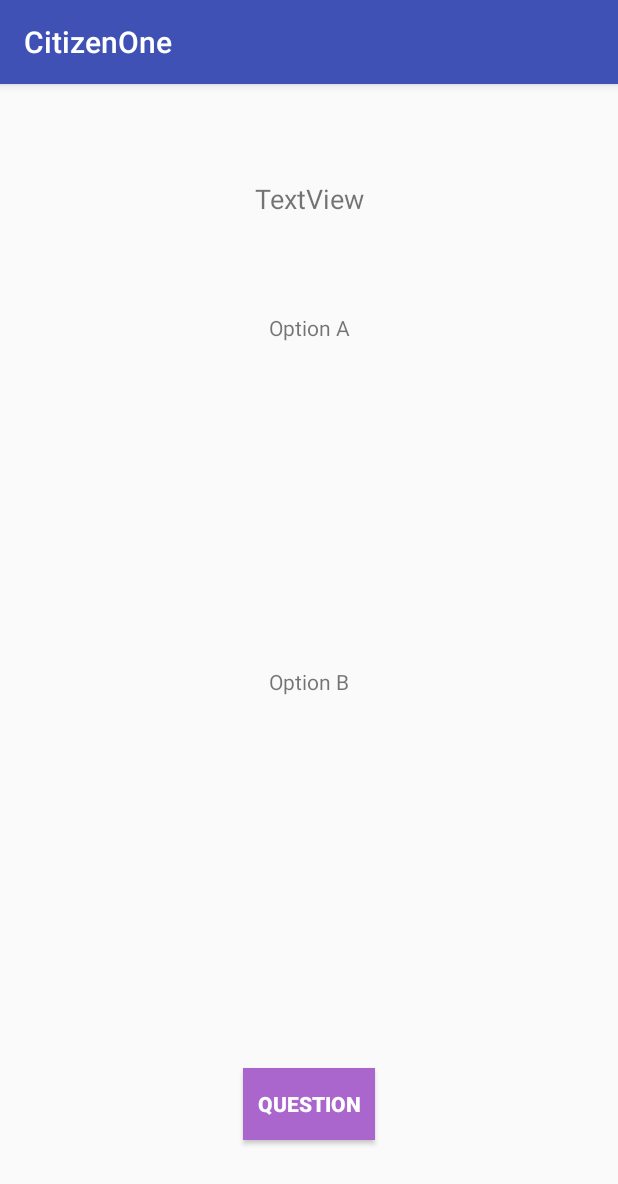
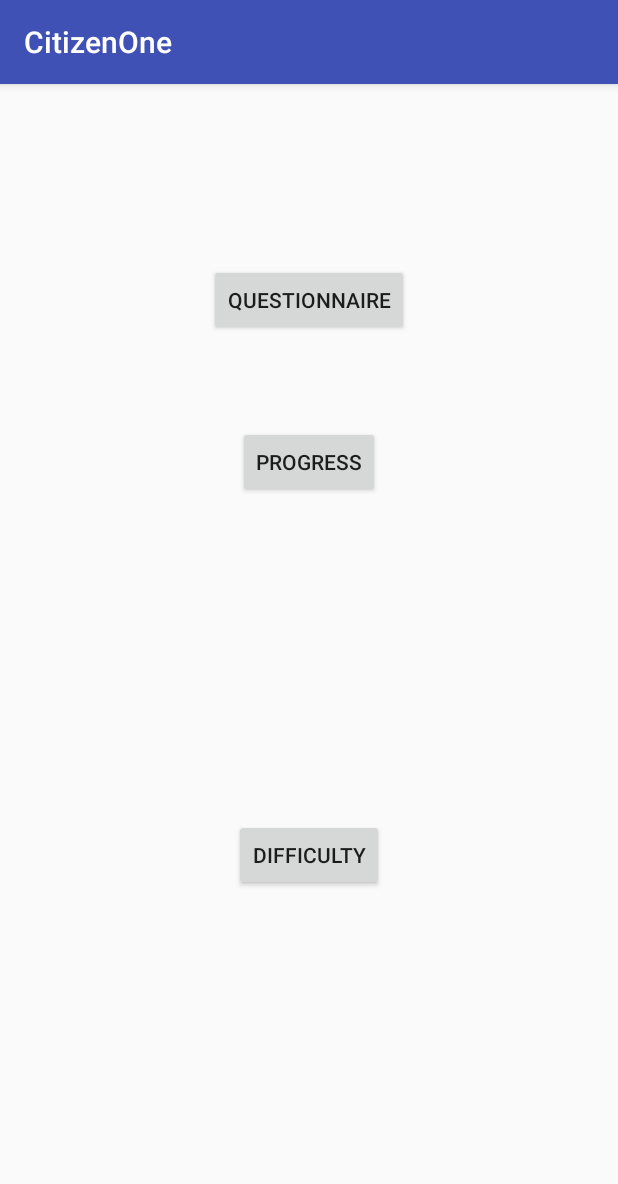
Before and after one commit to huerta-eric/CitizenOne, an Android app: the screen it shows after launch (MainMenuActivity), on a phone screen of 412 x 824 dp. Shown: the top 1184 px of the screen. Run offline under Robolectric (Android 15) with nearby library versions, the phone set to English and light mode, and no system bars.

Commit message:
Changed name of MainMenuActivity to QuestionnaireActivity.  Then created a new MainMenuActivity.  Made new MainMenuActivity the launcher Activity

```diff
--- a/app/src/main/AndroidManifest.xml
+++ b/app/src/main/AndroidManifest.xml
@@ -15,6 +15,7 @@
                 <category android:name="android.intent.category.LAUNCHER" />
             </intent-filter>
         </activity>
+        <activity android:name="com.lalax.citizenone.controllers.QuestionnaireActivity"></activity>
     </application>
 
 </manifest>
--- a/app/src/main/java/com/lalax/citizenone/controllers/MainMenuActivity.java
+++ b/app/src/main/java/com/lalax/citizenone/controllers/MainMenuActivity.java
@@ -1,14 +1,10 @@
 package com.lalax.citizenone.controllers;
 
+import android.content.Intent;
 import android.os.Bundle;
 import android.support.v7.app.AppCompatActivity;
 import android.view.View;
 import android.widget.Button;
-import android.widget.TextView;
-
-import com.lalax.citizenone.models.Problem;
-import com.lalax.citizenone.models.ProblemCreator;
-import com.lalax.citizenone.models.ProblemSelector;
 
 import citizenone.lalax.com.citizenone.R;
 
@@ -19,45 +15,22 @@ public class MainMenuActivity extends AppCompatActivity {
         super.onCreate(savedInstanceState);
         setContentView(R.layout.activity_main_menu);
 
-        //Created the button which would trigger the question being displayed in the TextView
-        Button problemTestButton = (Button) findViewById(R.id.problemTestButton);
+        //Created the button which will open QuestionnaireActivity
+        Button questionnaireBtn = (Button) findViewById(R.id.questionnaireBtn);
 
+        //Created the button which will open ProgressActivity. Haven't created activity yet
+        Button progressBtn = (Button) findViewById(R.id.progressBtn);
+
+        //Created the button which will open DifficultyActivity. Haven't created activity yet
+        Button difficultyBtn = (Button) findViewById(R.id.difficultyBtn);
 
         //Method launched when problemTestButton is clicked
-        problemTestButton.setOnClickListener(new View.OnClickListener() {
+        questionnaireBtn.setOnClickListener(new View.OnClickListener() {
             @Override
             public void onClick(View v) {
 
-                //This is where the question will be displayed
-                TextView questionTextView = (TextView) findViewById(R.id.questionTextView);
-                //Where option A is displayed
-                TextView optionATextView = (TextView) findViewById(R.id.optionATextView);
-                //Where option B is displayed
-                TextView optionBTextView = (TextView) findViewById(R.id.optionBTextView);
-
-                //Where randomNumberMethodTestTextView is displayed
-                TextView randomNumberMethodTestTextView = (TextView) findViewById(R.id.randomNumberMethodTestTextView);
-
-                //Object created which will return randomly ordered questions from 1-100
-                ProblemSelector problemNumber = new ProblemSelector();
-                int randomProblemNumber = problemNumber.getRandomProblemNumber();
-
-                //Creating Object in charge of accessing the database with questions
-                ProblemCreator problemTest = new ProblemCreator(randomProblemNumber);
-
-                //Object storing problem
-                Problem userProblem = ProblemCreator.getTestProblem();
-
-                //Question is sent to the questionTextView
-                questionTextView.setText(userProblem.getQuestion());
-                //Option A is sent to the optionATextView
-                optionATextView.setText(userProblem.getCorrectAnswer());
-                //Option B is sent to the optionBTextView
-                optionBTextView.setText(userProblem.getIncorrectAnswer());
-
-
-                //String randomNumberOutput = Arrays.toString(problemSelectorList.toArray());
-                randomNumberMethodTestTextView.setText("" + randomProblemNumber);
+                Intent startIntent = new Intent(getApplicationContext(), QuestionnaireActivity.class);
+                startActivity(startIntent);
             }
         });
     }
--- a/app/src/main/java/com/lalax/citizenone/models/ProblemCreator.java
+++ b/app/src/main/java/com/lalax/citizenone/models/ProblemCreator.java
@@ -16,7 +16,7 @@ public class ProblemCreator {
 
 
 
-    public ProblemCreator(int randomNumber){   // Had to add public to my constructor so MainMenuActivity could access it
+    public ProblemCreator(int randomNumber){   // Had to add public to my constructor so QuestionnaireActivity could access it
 
 
 
@@ -28,7 +28,7 @@ public class ProblemCreator {
         userProblem = firstObject.getTestProblem();
     }
 
-    //method accessed by the MainMenuActivity to retrieve problem Object
+    //method accessed by the QuestionnaireActivity to retrieve problem Object
     public static Problem getTestProblem(){
 
         return userProblem;
--- a/app/src/main/java/com/lalax/citizenone/models/ProblemSelector.java
+++ b/app/src/main/java/com/lalax/citizenone/models/ProblemSelector.java
@@ -7,7 +7,7 @@ import java.util.Random;
 
 /**
  * The purpose of this class is to create a list with 100 problem numbers. When this class is called
- * a random problem number will be removed from the list and returned to the MainMenuActivity.
+ * a random problem number will be removed from the list and returned to the QuestionnaireActivity.
  * The list will shrink until all problem numbers have been used.
  */
 
--- a/app/src/main/res/layout/activity_main_menu.xml
+++ b/app/src/main/res/layout/activity_main_menu.xml
@@ -8,69 +8,39 @@
     tools:context="com.lalax.citizenone.controllers.MainMenuActivity">
 
     <Button
-        android:text="Question"
+        android:text="Questionnaire"
         android:layout_width="wrap_content"
         android:layout_height="wrap_content"
-        android:id="@+id/problemTestButton"
-        android:layout_marginEnd="16dp"
-        app:layout_constraintRight_toRightOf="parent"
-        android:layout_marginStart="16dp"
-        app:layout_constraintLeft_toLeftOf="parent"
-        android:background="@android:color/holo_purple"
-        android:textStyle="normal|bold"
-        android:textColor="@android:color/background_light"
-        app:layout_constraintBottom_toBottomOf="parent"
-        android:layout_marginBottom="64dp" />
-
-    <TextView
-        android:text="TextView"
-        android:layout_width="wrap_content"
-        android:layout_height="wrap_content"
-        android:id="@+id/questionTextView"
-        android:textSize="18sp"
-        android:layout_marginTop="64dp"
+        android:id="@+id/questionnaireBtn"
+        android:layout_marginTop="120dp"
         app:layout_constraintTop_toTopOf="parent"
         android:layout_marginStart="16dp"
         app:layout_constraintLeft_toLeftOf="parent"
         android:layout_marginEnd="16dp"
         app:layout_constraintRight_toRightOf="parent" />
 
-    <TextView
-        android:text="Option A"
+    <Button
+        android:text="Progress"
         android:layout_width="wrap_content"
         android:layout_height="wrap_content"
-        android:id="@+id/optionATextView"
-        android:textSize="14sp"
-        android:layout_marginTop="64dp"
-        app:layout_constraintTop_toBottomOf="@+id/questionTextView"
+        android:id="@+id/progressBtn"
+        android:layout_marginTop="60dp"
+        app:layout_constraintTop_toBottomOf="@+id/questionnaireBtn"
+        android:layout_marginStart="16dp"
+        app:layout_constraintLeft_toLeftOf="parent"
         android:layout_marginEnd="16dp"
-        app:layout_constraintRight_toRightOf="parent"
-        android:layout_marginStart="16dp"
-        app:layout_constraintLeft_toLeftOf="parent" />
+        app:layout_constraintRight_toRightOf="parent" />
 
-    <TextView
-        android:text="Option B"
+    <Button
+        android:text="Difficulty"
         android:layout_width="wrap_content"
         android:layout_height="wrap_content"
-        android:id="@+id/optionBTextView"
-        app:layout_constraintBottom_toTopOf="@+id/problemTestButton"
-        android:layout_marginBottom="32dp"
+        android:id="@+id/difficultyBtn"
+        app:layout_constraintTop_toBottomOf="@+id/progressBtn"
         android:layout_marginStart="16dp"
         app:layout_constraintLeft_toLeftOf="parent"
         android:layout_marginEnd="16dp"
         app:layout_constraintRight_toRightOf="parent"
-        app:layout_constraintTop_toBottomOf="@+id/optionATextView" />
-
-    <TextView
-        android:layout_width="wrap_content"
-        android:layout_height="wrap_content"
-        android:id="@+id/randomNumberMethodTestTextView"
-        android:layout_marginEnd="16dp"
-        app:layout_constraintRight_toRightOf="parent"
-        app:layout_constraintBottom_toTopOf="@+id/problemTestButton"
-        android:layout_marginBottom="8dp"
-        android:layout_marginStart="16dp"
-        app:layout_constraintLeft_toLeftOf="parent"
-        android:layout_marginTop="8dp"
-        app:layout_constraintTop_toBottomOf="@+id/optionBTextView" />
+        app:layout_constraintBottom_toBottomOf="parent"
+        android:layout_marginBottom="16dp" />
 </android.support.constraint.ConstraintLayout>
```
Also changed, not shown: app/src/main/java/com/lalax/citizenone/controllers/QuestionnaireActivity.java (added, +64 -0 lines), app/src/main/res/layout/activity_questionnaire.xml (added, +76 -0 lines).
